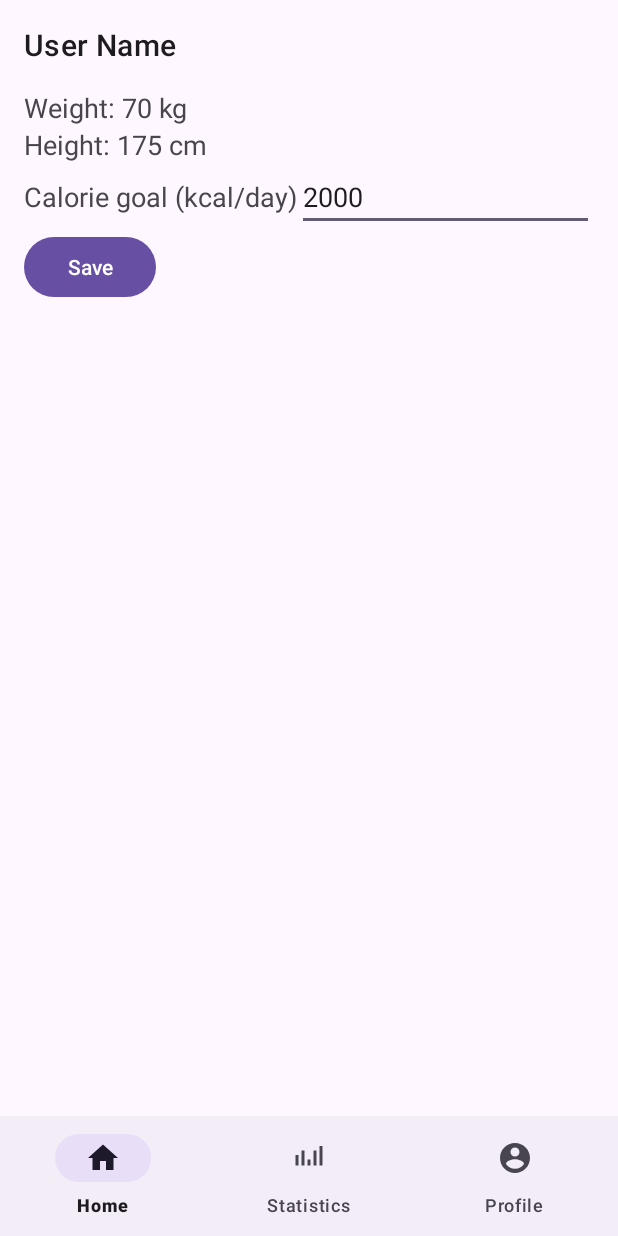
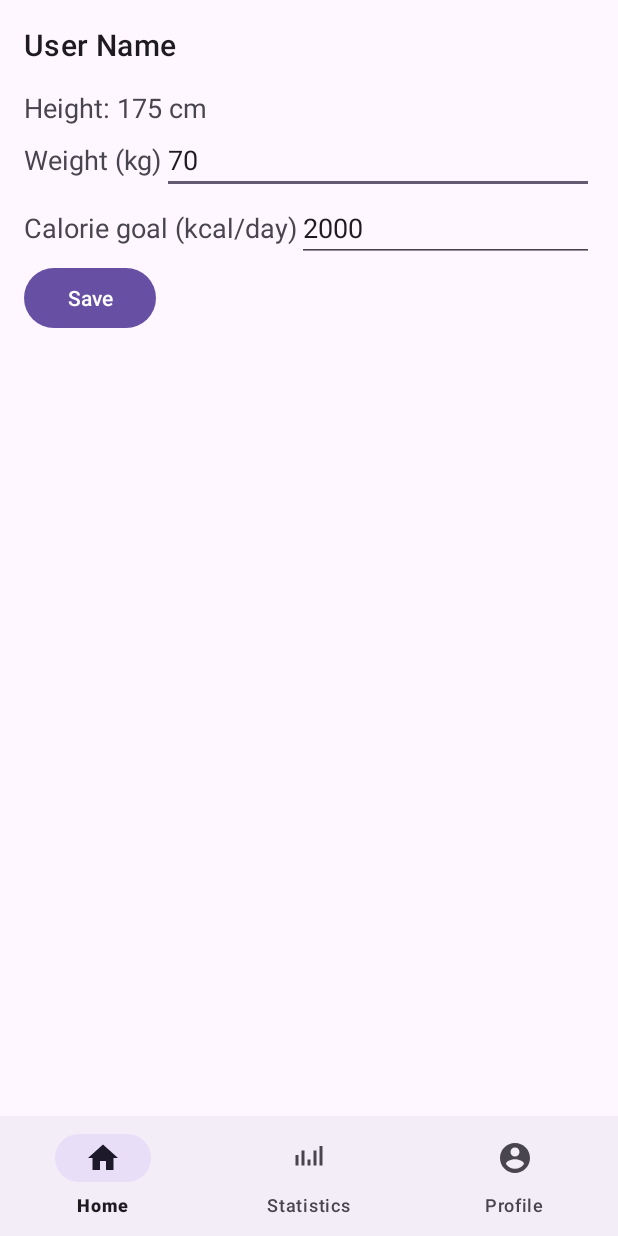
Before and after one commit to andresruiiz/FoodCalendar, an Android app built with Jetpack Compose: the ProfileActivity screen opened directly, with no data from a screen before it, on a phone screen of 412 x 824 dp. Run offline under Robolectric (Android 15) with nearby library versions, the phone set to English and light mode, and no system bars.

Commit message:
Update user weight

```diff
--- a/app/src/main/res/layout/activity_profile.xml
+++ b/app/src/main/res/layout/activity_profile.xml
@@ -20,18 +20,33 @@
             android:layout_marginBottom="16dp"/>
 
         <TextView
-            android:id="@+id/user_weight"
-            android:layout_width="wrap_content"
-            android:layout_height="wrap_content"
-            android:text="@string/user_weight"
-            android:textSize="18sp" />
-
-        <TextView
             android:id="@+id/user_height"
             android:layout_width="wrap_content"
             android:layout_height="wrap_content"
             android:text="@string/user_height"
             android:textSize="18sp" />
+
+        <LinearLayout
+            android:layout_width="match_parent"
+            android:layout_height="wrap_content"
+            android:orientation="horizontal">
+
+            <TextView
+                android:layout_width="wrap_content"
+                android:layout_height="wrap_content"
+                android:text="@string/user_weight"
+                android:textSize="18sp"
+                android:layout_gravity="center_vertical" />
+
+            <EditText
+                android:id="@+id/user_weight"
+                android:layout_width="0dp"
+                android:layout_height="wrap_content"
+                android:layout_weight="1"
+                android:autofillHints=""
+                android:hint="@string/user_weight"
+                android:inputType="number" />
+        </LinearLayout>
 
         <LinearLayout
             android:layout_width="match_parent"
@@ -50,6 +65,7 @@
                 android:layout_width="0dp"
                 android:layout_height="wrap_content"
                 android:layout_weight="1"
+                android:autofillHints=""
                 android:hint="@string/calorie_goal"
                 android:inputType="number" />
         </LinearLayout>
--- a/app/src/main/res/values/strings.xml
+++ b/app/src/main/res/values/strings.xml
@@ -46,11 +46,11 @@
     <string name="add_new_food">Add new food</string>
     <string name="select_a_food">Select a Food</string>
     <string name="user_name">User Name</string>
-    <string name="user_weight">Weight: %1$d kg</string>
+    <string name="user_weight">Weight (kg)</string>
     <string name="user_height">Height: %1$d cm</string>
     <string name="calorie_goal">Calorie goal (kcal/day)</string>
     <string name="save_button">Save</string>
-    <string name="calorie_goal_updated">Calorie goal updated</string>
+    <string name="calorie_goal_updated">User data updated</string>
     <string name="food_added">Food added successfully</string>
     <string name="complete_fields">Please complete all fields</string>
     <string name="meal_quantity_updated">Meal quantity updated</string>
@@ -83,10 +83,11 @@
     <string name="profile">Profile</string>
     <string name="confirmation">Confirmation</string>
     <string name="confirm_save_food">Are you sure you want to save this food?</string>
-    <string name="confirm_save_meal">Are you sure you want to save this meal?</string>
+    <string name="confirm_save_meal">Are you sure you want to save this meal? This action cannot be undone.</string>
     <string name="yes">Yes</string>
     <string name="no">No</string>
     <string name="delete">Delete</string>
     <string name="confirm_delete_food">Are you sure you want to delete %1$s?</string>
     <string name="food_deleted">Food deleted successfully</string>
+    <string name="confirm_save_data">Are you sure you want to update this data?</string>
 </resources>
```
Also changed, not shown: app/src/main/java/es/uma/foodcalendar/ProfileActivity.kt (+19 -6 lines), 1 other file.
